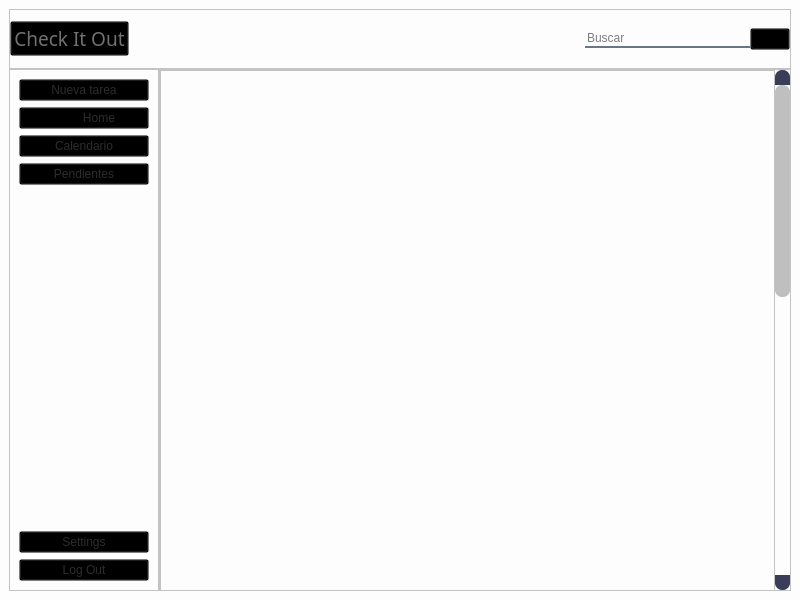
Above: Check_it_out.ui from DanielCarracedo/Check-it-out before the change. Below: the same form after it.
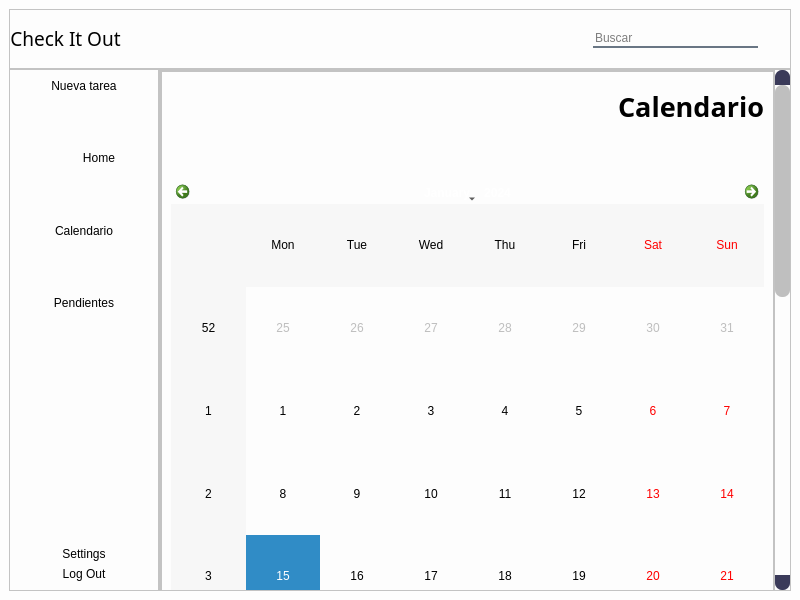
That is the form after the change. The open tabs and pages were chosen to show the change. Icons and pictures are not drawn.

What changed in the file:
```diff
--- a/Check_it_out.ui
+++ b/Check_it_out.ui
@@ -89,6 +89,11 @@
           <height>60</height>
          </size>
         </property>
+        <property name="styleSheet">
+         <string notr="true">QPushButton{
+border:none;
+}</string>
+        </property>
         <property name="frameShape">
          <enum>QFrame::StyledPanel</enum>
         </property>
@@ -127,12 +132,7 @@
               <cursorShape>PointingHandCursor</cursorShape>
              </property>
              <property name="styleSheet">
-              <string notr="true">QPushButton{
-background-color: rgb(0, 0, 0, 0);
-color: rgb(113, 113, 113);
-}
-
-</string>
+              <string notr="true"/>
              </property>
              <property name="text">
               <string>Check It Out</string>
@@ -190,9 +190,7 @@
               <cursorShape>PointingHandCursor</cursorShape>
              </property>
              <property name="styleSheet">
-              <string notr="true">QPushButton{
-background-color: rgb(0, 0, 0, 0);
-}</string>
+              <string notr="true"/>
              </property>
              <property name="text">
               <string/>
@@ -229,17 +227,8 @@
           </property>
           <property name="styleSheet">
            <string notr="true">QPushButton{
-background-color: rgb(0, 0, 0, 0);
-color: rgb(45, 45, 45);
-}
-
-QPushButton:hover{
-border-radius:10px;
-color: rgb(52, 143, 255);
-border: None;
-background-color: None;
-}
-</string>
+border:none;
+}</string>
           </property>
           <property name="frameShape">
            <enum>QFrame::StyledPanel</enum>
@@ -250,8 +239,22 @@
           <layout class="QVBoxLayout" name="verticalLayout_4">
            <item>
             <layout class="QVBoxLayout" name="verticalLayout_2">
+             <property name="spacing">
+              <number>0</number>
+             </property>
              <item>
               <widget class="QPushButton" name="pushButton">
+               <property name="cursor">
+                <cursorShape>PointingHandCursor</cursorShape>
+               </property>
+               <property name="styleSheet">
+                <string notr="true">QPushButton:hover{
+border-radius:10px;
+color: rgb(52, 143, 255);
+border: None;
+background-color: None;
+}</string>
+               </property>
                <property name="text">
                 <string>Nueva tarea</string>
                </property>
@@ -267,10 +270,30 @@
                </property>
               </widget>
              </item>
+             <item>
+              <spacer name="verticalSpacer_11">
+               <property name="orientation">
+                <enum>Qt::Vertical</enum>
+               </property>
+               <property name="sizeHint" stdset="0">
+                <size>
+                 <width>20</width>
+                 <height>15</height>
+                </size>
+               </property>
+              </spacer>
+             </item>
              <item>
               <widget class="QPushButton" name="Inicio">
                <property name="styleSheet">
-                <string notr="true"/>
+                <string notr="true">
+QPushButton:hover{
+border-radius:10px;
+color: rgb(52, 143, 255);
+border: None;
+background-color: None;
+}
+</string>
                </property>
                <property name="text">
                 <string>         Home</string>
@@ -287,8 +310,33 @@
                </property>
               </widget>
              </item>
+             <item>
+              <spacer name="verticalSpacer_12">
+               <property name="orientation">
+                <enum>Qt::Vertical</enum>
+               </property>
+               <property name="sizeHint" stdset="0">
+                <size>
+                 <width>20</width>
+                 <height>15</height>
+                </size>
+               </property>
+              </spacer>
+             </item>
              <item>
               <widget class="QPushButton" name="Calendario">
+               <property name="cursor">
+                <cursorShape>PointingHandCursor</cursorShape>
+               </property>
+               <property name="styleSheet">
+                <string notr="true">
+QPushButton:hover{
+border-radius:10px;
+color: rgb(52, 143, 255);
+border: None;
+background-color: None;
+}</string>
+               </property>
                <property name="text">
                 <string>Calendario</string>
                </property>
@@ -304,8 +352,35 @@
                </property>
               </widget>
              </item>
+             <item>
+              <spacer name="verticalSpacer_13">
+               <property name="orientation">
+                <enum>Qt::Vertical</enum>
+               </property>
+               <property name="sizeHint" stdset="0">
+                <size>
+                 <width>20</width>
+                 <height>15</height>
+                </size>
+               </property>
+              </spacer>
+             </item>
              <item>
               <widget class="QPushButton" name="TareasPen">
+               <property name="cursor">
+                <cursorShape>PointingHandCursor</cursorShape>
+               </property>
+               <property name="styleSheet">
+                <string notr="true">QPushButtom{
+background-color: rgb(0,0,0,0);
+}
+QPushButton:hover{
+border-radius:10px;
+color: rgb(52, 143, 255);
+border: None;
+background-color: None;
+}</string>
+               </property>
                <property name="text">
                 <string>Pendientes</string>
                </property>
@@ -340,6 +415,18 @@
             <layout class="QVBoxLayout" name="verticalLayout_3">
              <item>
               <widget class="QPushButton" name="Settings">
+               <property name="cursor">
+                <cursorShape>PointingHandCursor</cursorShape>
+               </property>
+               <property name="styleSheet">
+                <string notr="true">
+QPushButton:hover{
+border-radius:10px;
+color: rgb(52, 143, 255);
+border: None;
+background-color: None;
+}</string>
+               </property>
                <property name="text">
                 <string>Settings</string>
                </property>
@@ -357,6 +444,18 @@
              </item>
              <item>
               <widget class="QPushButton" name="LogOut">
+               <property name="cursor">
+                <cursorShape>PointingHandCursor</cursorShape>
+               </property>
+               <property name="styleSheet">
+                <string notr="true">
+QPushButton:hover{
+border-radius:10px;
+color: rgb(52, 143, 255);
+border: None;
+background-color: None;
+}</string>
+               </property>
                <property name="text">
                 <string>Log Out</string>
                </property>
@@ -604,7 +703,114 @@
                    </item>
                   </layout>
                  </widget>
-                 <widget class="QWidget" name="Calendario_2"/>
+                 <widget class="QWidget" name="Calendario_2">
+                  <layout class="QHBoxLayout" name="horizontalLayout_9">
+                   <property name="spacing">
+                    <number>0</number>
+                   </property>
+                   <property name="leftMargin">
+                    <number>0</number>
+                   </property>
+                   <property name="topMargin">
+                    <number>0</number>
+                   </property>
+                   <property name="rightMargin">
+                    <number>0</number>
+                   </property>
+                   <property name="bottomMargin">
+                    <number>0</number>
+                   </property>
+                   <item>
+                    <widget class="QFrame" name="frame_6">
+                     <property name="frameShape">
+                      <enum>QFrame::StyledPanel</enum>
+                     </property>
+                     <property name="frameShadow">
+                      <enum>QFrame::Raised</enum>
+                     </property>
+                     <layout class="QVBoxLayout" name="verticalLayout_8">
+                      <item>
+                       <spacer name="verticalSpacer">
+                        <property name="orientation">
+                         <enum>Qt::Vertical</enum>
+                        </property>
+                        <property name="sizeHint" stdset="0">
+                         <size>
+                          <width>20</width>
+                          <height>3</height>
+                         </size>
+                        </property>
+                       </spacer>
+                      </item>
+                      <item>
+                       <layout class="QVBoxLayout" name="verticalLayout_7">
+                        <item>
+                         <widget class="QLabel" name="label_2">
+                          <property name="font">
+                           <font>
+                            <family>Lucida Calligraphy</family>
+                            <pointsize>20</pointsize>
+                            <weight>75</weight>
+                            <bold>true</bold>
+                           </font>
+                          </property>
+                          <property name="text">
+                           <string>Calendario</string>
+                          </property>
+                          <property name="alignment">
+                           <set>Qt::AlignRight|Qt::AlignTrailing|Qt::AlignVCenter</set>
+                          </property>
+                         </widget>
+                        </item>
+                        <item>
+                         <spacer name="verticalSpacer_4">
+                          <property name="orientation">
+                           <enum>Qt::Vertical</enum>
+                          </property>
+                          <property name="sizeHint" stdset="0">
+                           <size>
+                            <width>20</width>
+                            <height>50</height>
+                           </size>
+                          </property>
+                         </spacer>
+                        </item>
+                        <item>
+                         <widget class="QCalendarWidget" name="calendarWidget">
+                          <property name="minimumSize">
+                           <size>
+                            <width>0</width>
+                            <height>600</height>
+                           </size>
+                          </property>
+                          <property name="maximumSize">
+                           <size>
+                            <width>16777215</width>
+                            <height>10002</height>
+                           </size>
+                          </property>
+                         </widget>
+                        </item>
+                       </layout>
+                      </item>
+                      <item>
+                       <spacer name="verticalSpacer_2">
+                        <property name="orientation">
+                         <enum>Qt::Vertical</enum>
+                        </property>
+                        <property name="sizeHint" stdset="0">
+                         <size>
+                          <width>20</width>
+                          <height>478</height>
+                         </size>
+                        </property>
+                       </spacer>
+                      </item>
+                     </layout>
+                    </widget>
+                   </item>
+                  </layout>
+                 </widget>
                  <widget class="QWidget" name="Pendientes">
                   <layout class="QHBoxLayout" name="horizontalLayout_7">
                    <property name="spacing">
```
Left out of the diff: 136 changed lines with no effect on the pictures.
